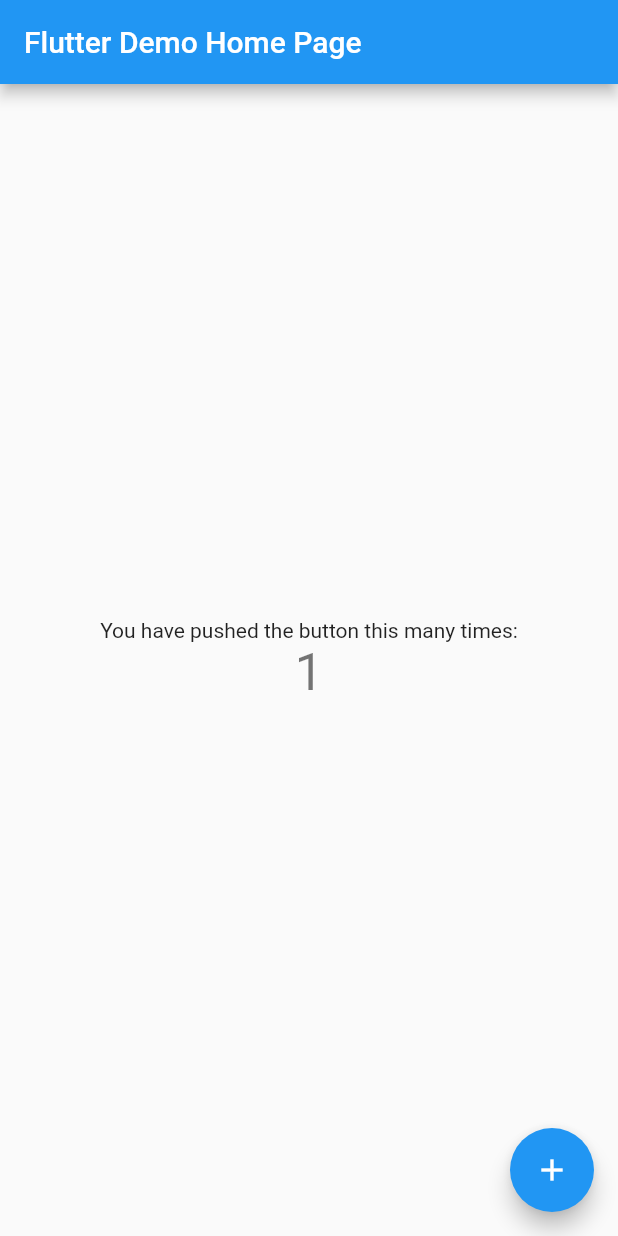
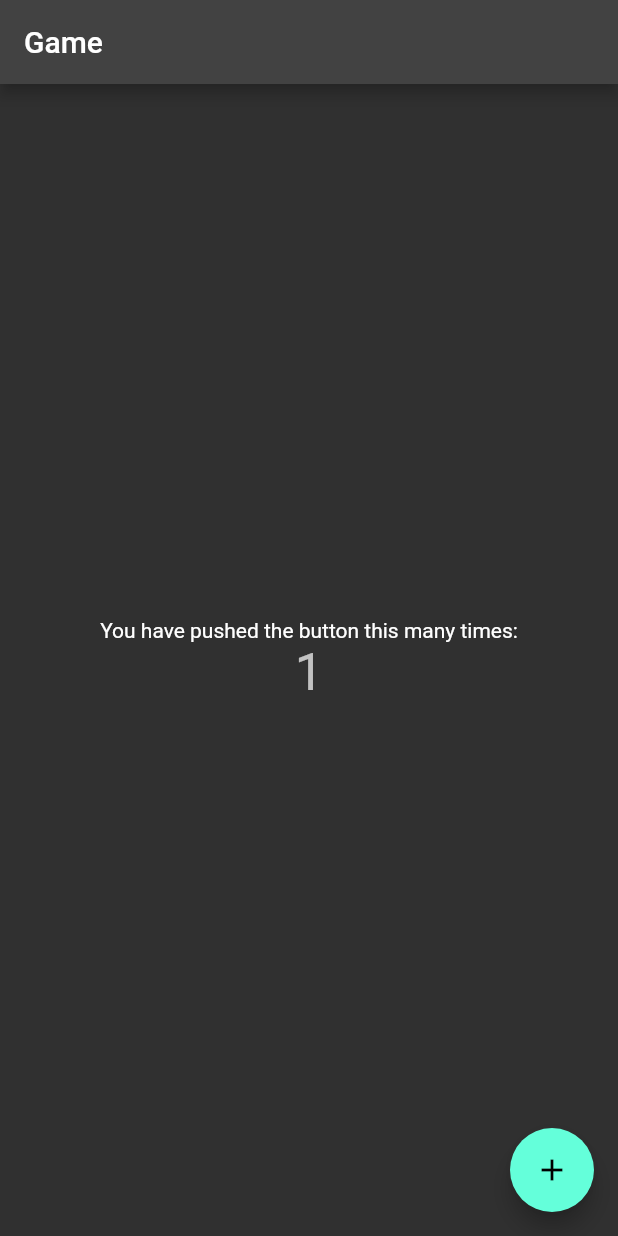
Before and after one commit to meenkuna/fluttergame, a Flutter app: the screen it shows after launch, after a tap on the "add" icon, on a phone screen of 412 x 824 dp. Run offline on Flutter 3.47's test engine with Material 2 defaults, Android fonts, the phone set to English and light mode, and no system bars.

Commit message:
flutter upgrade

```diff
--- /dev/null
+++ b/lib/home.dart
@@ -0,0 +1,76 @@
+import 'package:flutter/material.dart';
+
+class MyHomePage extends StatefulWidget {
+  const MyHomePage({Key? key, required this.title}) : super(key: key);
+  final String title;
+
+  @override
+  State<MyHomePage> createState() => _MyHomePageState();
+}
+
+class _MyHomePageState extends State<MyHomePage> {
+  int _counter = 0;
+
+  void _incrementCounter() {
+    setState(() {
+      // This call to setState tells the Flutter framework that something has
+      // changed in this State, which causes it to rerun the build method below
+      // so that the display can reflect the updated values. If we changed
+      // _counter without calling setState(), then the build method would not be
+      // called again, and so nothing would appear to happen.
+      _counter++;
+    });
+  }
+
+  @override
+  Widget build(BuildContext context) {
+    // This method is rerun every time setState is called, for instance as done
+    // by the _incrementCounter method above.
+    //
+    // The Flutter framework has been optimized to make rerunning build methods
+    // fast, so that you can just rebuild anything that needs updating rather
+    // than having to individually change instances of widgets.
+    return Scaffold(
+      appBar: AppBar(
+        // Here we take the value from the MyHomePage object that was created by
+        // the App.build method, and use it to set our appbar title.
+        title: Text(widget.title),
+      ),
+      body: Center(
+        // Center is a layout widget. It takes a single child and positions it
+        // in the middle of the parent.
+        child: Column(
+          // Column is also a layout widget. It takes a list of children and
+          // arranges them vertically. By default, it sizes itself to fit its
+          // children horizontally, and tries to be as tall as its parent.
+          //
+          // Invoke "debug painting" (press "p" in the console, choose the
+          // "Toggle Debug Paint" action from the Flutter Inspector in Android
+          // Studio, or the "Toggle Debug Paint" command in Visual Studio Code)
+          // to see the wireframe for each widget.
+          //
+          // Column has various properties to control how it sizes itself and
+          // how it positions its children. Here we use mainAxisAlignment to
+          // center the children vertically; the main axis here is the vertical
+          // axis because Columns are vertical (the cross axis would be
+          // horizontal).
+          mainAxisAlignment: MainAxisAlignment.center,
+          children: <Widget>[
+            const Text(
+              'You have pushed the button this many times:',
+            ),
+            Text(
+              '$_counter',
+              style: Theme.of(context).textTheme.headline4,
+            ),
+          ],
+        ),
+      ),
+      floatingActionButton: FloatingActionButton(
+        onPressed: _incrementCounter,
+        tooltip: 'Increment',
+        child: const Icon(Icons.add),
+      ), // This trailing comma makes auto-formatting nicer for build methods.
+    );
+  }
+}
--- a/lib/main.dart
+++ b/lib/main.dart
@@ -1,4 +1,5 @@
 import 'package:flutter/material.dart';
+import 'package:flutter_game/home.dart';
 
 void main() {
   runApp(const MyApp());
@@ -6,110 +7,13 @@ void main() {
 
 class MyApp extends StatelessWidget {
   const MyApp({Key? key}) : super(key: key);
-
-  // This widget is the root of your application.
   @override
   Widget build(BuildContext context) {
     return MaterialApp(
-      title: 'Flutter Demo',
-      theme: ThemeData(
-        // This is the theme of your application.
-        //
-        // Try running your application with "flutter run". You'll see the
-        // application has a blue toolbar. Then, without quitting the app, try
-        // changing the primarySwatch below to Colors.green and then invoke
-        // "hot reload" (press "r" in the console where you ran "flutter run",
-        // or simply save your changes to "hot reload" in a Flutter IDE).
-        // Notice that the counter didn't reset back to zero; the application
-        // is not restarted.
-        primarySwatch: Colors.blue,
-      ),
-      home: const MyHomePage(title: 'Flutter Demo Home Page'),
+      debugShowCheckedModeBanner: false,
+      title: 'GameDemo',
+      theme: ThemeData.dark(),
+      home: const MyHomePage(title: 'Game'),
     );
   }
 }
-
-class MyHomePage extends StatefulWidget {
-  const MyHomePage({Key? key, required this.title}) : super(key: key);
-
-  // This widget is the home page of your application. It is stateful, meaning
-  // that it has a State object (defined below) that contains fields that affect
-  // how it looks.
-
-  // This class is the configuration for the state. It holds the values (in this
-  // case the title) provided by the parent (in this case the App widget) and
-  // used by the build method of the State. Fields in a Widget subclass are
-  // always marked "final".
-
-  final String title;
-
-  @override
-  State<MyHomePage> createState() => _MyHomePageState();
-}
-
-class _MyHomePageState extends State<MyHomePage> {
-  int _counter = 0;
-
-  void _incrementCounter() {
-    setState(() {
-      // This call to setState tells the Flutter framework that something has
-      // changed in this State, which causes it to rerun the build method below
-      // so that the display can reflect the updated values. If we changed
-      // _counter without calling setState(), then the build method would not be
-      // called again, and so nothing would appear to happen.
-      _counter++;
-    });
-  }
-
-  @override
-  Widget build(BuildContext context) {
-    // This method is rerun every time setState is called, for instance as done
-    // by the _incrementCounter method above.
-    //
-    // The Flutter framework has been optimized to make rerunning build methods
-    // fast, so that you can just rebuild anything that needs updating rather
-    // than having to individually change instances of widgets.
-    return Scaffold(
-      appBar: AppBar(
-        // Here we take the value from the MyHomePage object that was created by
-        // the App.build method, and use it to set our appbar title.
-        title: Text(widget.title),
-      ),
-      body: Center(
-        // Center is a layout widget. It takes a single child and positions it
-        // in the middle of the parent.
-        child: Column(
-          // Column is also a layout widget. It takes a list of children and
-          // arranges them vertically. By default, it sizes itself to fit its
-          // children horizontally, and tries to be as tall as its parent.
-          //
-          // Invoke "debug painting" (press "p" in the console, choose the
-          // "Toggle Debug Paint" action from the Flutter Inspector in Android
-          // Studio, or the "Toggle Debug Paint" command in Visual Studio Code)
-          // to see the wireframe for each widget.
-          //
-          // Column has various properties to control how it sizes itself and
-          // how it positions its children. Here we use mainAxisAlignment to
-          // center the children vertically; the main axis here is the vertical
-          // axis because Columns are vertical (the cross axis would be
-          // horizontal).
-          mainAxisAlignment: MainAxisAlignment.center,
-          children: <Widget>[
-            const Text(
-              'You have pushed the button this many times:',
-            ),
-            Text(
-              '$_counter',
-              style: Theme.of(context).textTheme.headline4,
-            ),
-          ],
-        ),
-      ),
-      floatingActionButton: FloatingActionButton(
-        onPressed: _incrementCounter,
-        tooltip: 'Increment',
-        child: const Icon(Icons.add),
-      ), // This trailing comma makes auto-formatting nicer for build methods.
-    );
-  }
-}
--- /dev/null
+++ b/lib/theme/color.dart
@@ -0,0 +1,8 @@
+import 'package:flutter/material.dart';
+
+Color backgroundColor = Color(0xFFF5F5F5);
+Color primaryColor = Color(0xFF00A6ED);
+Color primaryColorDark = Color(0xFF00A6ED);
+Color primaryColorLight = Color(0xFF263238);
+
+final colorTheme = ThemeData(primarySwatch: Colors.brown[50]);
```
Also changed, not shown: 1 other file.
